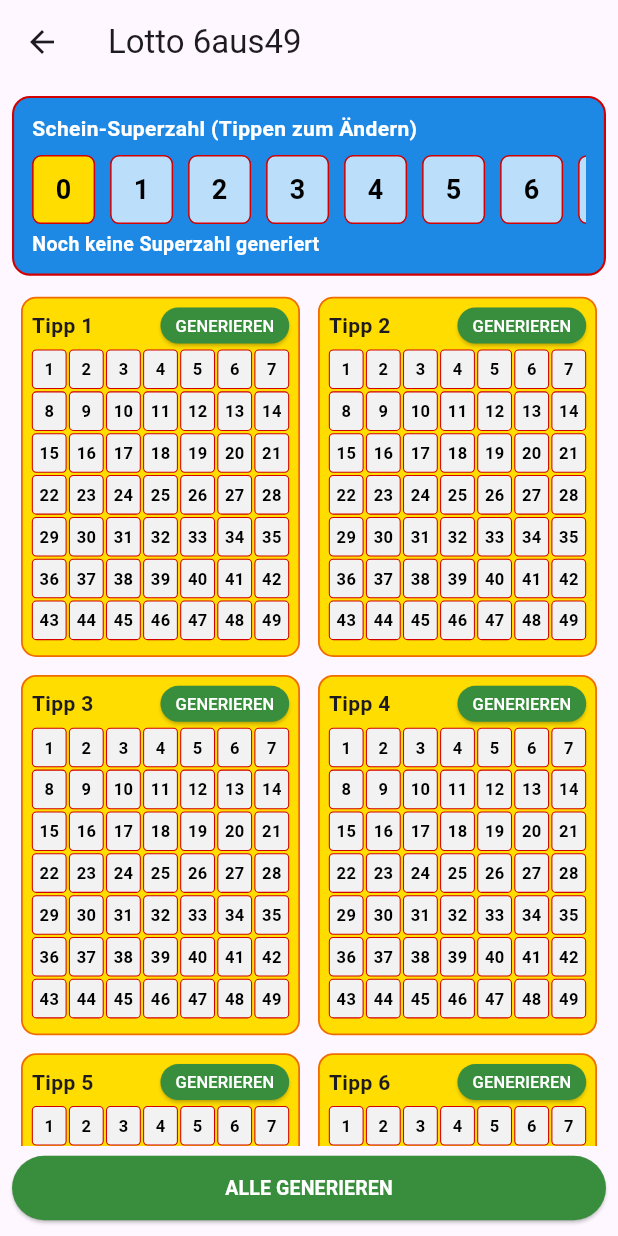
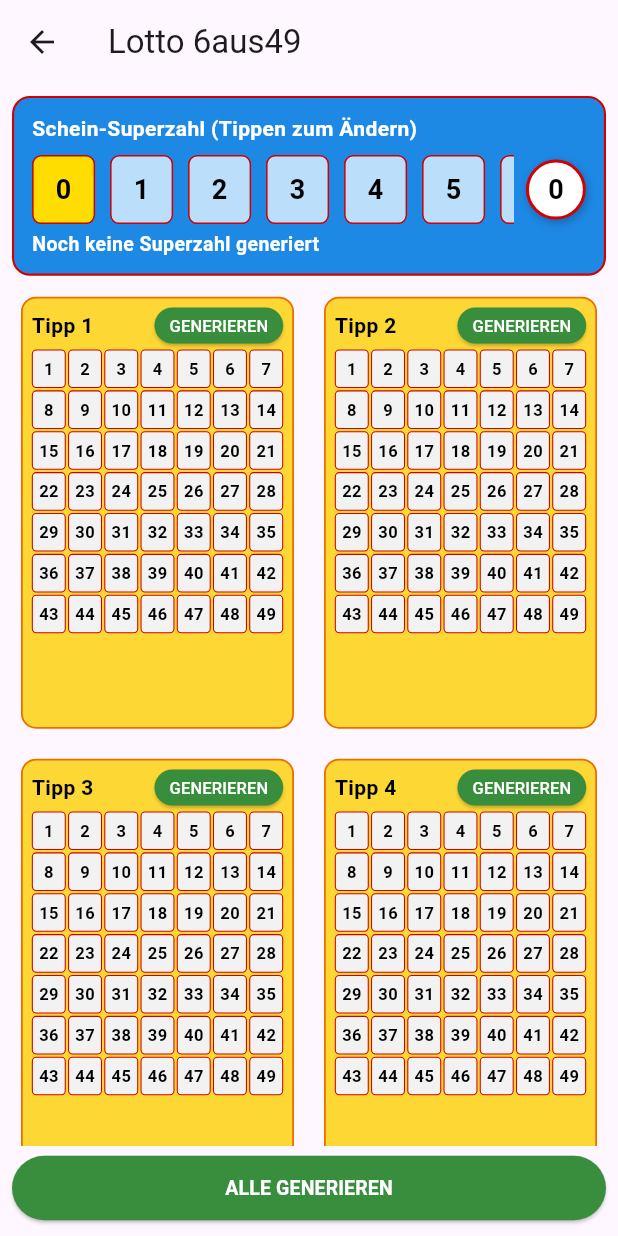
Before and after one commit to funatiker1968-hub/Lottogenerator_v4, a Flutter app: the Lotto6aus49Screen screen opened by its route, on a phone screen of 412 x 824 dp. Run offline on Flutter 3.47's test engine with Material 3 defaults, Android fonts, the phone set to English and light mode, and no system bars.

Commit message:
Lotto 6aus49: Superzahl-Kugel + Blink-Leiste + Farb-Fixes

```diff
--- a/lib/screens/lotto_6aus49_screen.dart
+++ b/lib/screens/lotto_6aus49_screen.dart
@@ -2,18 +2,23 @@ import 'dart:async';
 import 'dart:math';
 import 'package:flutter/material.dart';
 
-/// Lotto 6aus49 – Favoriten + generierte Zahlen
-/// - 12 Tippfelder, 7x7-Grid (1–49)
-/// - Favoriten: schwarzes X
-/// - Generierte: rotes X auf hellblauem Feld
-/// - Zahlenzeile unter jedem Tipp (Favoriten schwarz, generierte rot)
-/// - Toggle-Button pro Tipp (GENERIEREN / LÖSCHEN / LÄUFT...)
-/// - Master-Button unten (ALLE GENERIEREN / ALLES LÖSCHEN / GENERIERE ALLES...)
+/// Lotto 6aus49 – Version mit:
+/// - Favoriten (manuell)
+/// - Generierten Zahlen (hellblau hinterlegt)
+/// - X-Darstellung:
+///     Favorit  = schwarzes X auf gelb
+///     Generiert = rotes X auf hellblau
+/// - Zahlentext unter jedem Tipp (Favorit schwarz, generiert rot)
+/// - Toggle-Button pro Tipp oben rechts (GENERIEREN / LÖSCHEN / LÄUFT...)
+/// - Master-Button unten (ALLE GENERIEREN / ALLES LÖSCHEN / GENERIIERE ALLES...)
+/// - Superzahl mit drehender Kugel + synchroner Leiste + Blink-Effekt
 
 const Color _lottoYellow = Color(0xFFFFDD00);
 const Color _lottoRed = Color(0xFFD20000);
 const Color _lottoGrey = Color(0xFFF2F2F2);
-const Color _lottoBlueLight = Color(0xFFBBDEFB); // hellblau für generierte Felder
+
+/// Hintergrundfarbe für generierte Zahlen
+const Color _generatedBlue = Color(0xFFBEE6FF);
 
 class Lotto6aus49Screen extends StatefulWidget {
   const Lotto6aus49Screen({super.key});
@@ -37,7 +42,7 @@ class _Lotto6aus49ScreenState extends State<Lotto6aus49Screen> {
   final List<List<bool>> _generated =
       List.generate(tipCount, (_) => List.filled(maxNumber, false));
 
-  /// Aktuelle Highlight-Zahl pro Tipp (Lauflicht)
+  /// Aktuelle Highlight-Zahl im Tipp (Lauflicht)
   final List<int?> _currentHighlight =
       List<int?>.filled(tipCount, null);
 
@@ -54,6 +59,13 @@ class _Lotto6aus49ScreenState extends State<Lotto6aus49Screen> {
   bool _superzahlGenerated = false;
   bool _isSuperzahlAnimating = false;
 
+  /// Superzahl-Kugel Rotation (Anzahl Umdrehungen)
+  double _superBallTurns = 0.0;
+
+  /// Blink-Status für finale Superzahl in der Leiste
+  bool _isSuperzahlBlinking = false;
+  bool _superzahlBlinkOn = false;
+
   /// Wird gerade „Alle generieren“ ausgeführt?
   bool _isGeneratingAll = false;
 
@@ -66,7 +78,7 @@ class _Lotto6aus49ScreenState extends State<Lotto6aus49Screen> {
   }
 
   // ----------------------------------------------------------
-  // Superzahl
+  // Superzahl – Animation mit drehender Kugel
   // ----------------------------------------------------------
 
   Future<void> _runSuperzahlAnimation() async {
@@ -75,6 +87,9 @@ class _Lotto6aus49ScreenState extends State<Lotto6aus49Screen> {
     setState(() {
       _isSuperzahlAnimating = true;
       _superzahlGenerated = false;
+      _isSuperzahlBlinking = false;
+      _superzahlBlinkOn = false;
+      _superBallTurns = 0.0;
     });
 
     final int finalNumber = _random.nextInt(10);
@@ -83,22 +98,24 @@ class _Lotto6aus49ScreenState extends State<Lotto6aus49Screen> {
     const int fastDelay = 70;
     const int slowDelay = 140;
 
-    // 2 schnelle Runden 0–9
+    // Schnelle Runden (0–9) – Kugel dreht mit
     for (int cycle = 0; cycle < cycles; cycle++) {
       for (int i = 0; i < 10; i++) {
         if (!mounted) return;
         setState(() {
           _scheinSuperzahl = i;
+          _superBallTurns += 0.25; // 1/4 Umdrehung pro Schritt
         });
         await Future.delayed(const Duration(milliseconds: fastDelay));
       }
     }
 
-    // Langsam bis zur finalen Zahl
+    // Langsamer bis zur Finalzahl
     for (int i = 0; i <= finalNumber; i++) {
       if (!mounted) return;
       setState(() {
         _scheinSuperzahl = i;
+        _superBallTurns += 0.20;
       });
       await Future.delayed(const Duration(milliseconds: slowDelay));
     }
@@ -108,6 +125,24 @@ class _Lotto6aus49ScreenState extends State<Lotto6aus49Screen> {
       _scheinSuperzahl = finalNumber;
       _superzahlGenerated = true;
       _isSuperzahlAnimating = false;
+      // Blinkphase starten
+      _isSuperzahlBlinking = true;
+      _superzahlBlinkOn = false;
+    });
+
+    // Finale Zahl in der Leiste 5x blinken (10 Toggles)
+    for (int i = 0; i < 10; i++) {
+      if (!mounted) return;
+      setState(() {
+        _superzahlBlinkOn = !_superzahlBlinkOn;
+      });
+      await Future.delayed(const Duration(milliseconds: 180));
+    }
+
+    if (!mounted) return;
+    setState(() {
+      _isSuperzahlBlinking = false;
+      _superzahlBlinkOn = false;
     });
   }
 
@@ -116,7 +151,8 @@ class _Lotto6aus49ScreenState extends State<Lotto6aus49Screen> {
 
     showDialog<void>(
       context: context,
-      builder: (_) => AlertDialog(
+      builder: (context) {
+        return AlertDialog(
           title: const Text('Superzahl wählen'),
           content: SizedBox(
             height: 180,
@@ -137,7 +173,7 @@ class _Lotto6aus49ScreenState extends State<Lotto6aus49Screen> {
                       _scheinSuperzahl = index;
                       _superzahlGenerated = true;
                     });
-                  Navigator.pop(context);
+                    Navigator.of(context).pop();
                   },
                   child: Container(
                     decoration: BoxDecoration(
@@ -147,7 +183,7 @@ class _Lotto6aus49ScreenState extends State<Lotto6aus49Screen> {
                     ),
                     child: Center(
                       child: Text(
-                      '$index',
+                        index.toString(),
                         style: const TextStyle(
                           fontSize: 20,
                           fontWeight: FontWeight.bold,
@@ -162,10 +198,44 @@ class _Lotto6aus49ScreenState extends State<Lotto6aus49Screen> {
           ),
           actions: [
             TextButton(
-            onPressed: () => Navigator.pop(context),
+              onPressed: () => Navigator.of(context).pop(),
               child: const Text('Schließen'),
             ),
           ],
+        );
+      },
+    );
+  }
+
+  Widget _buildSuperzahlBall() {
+    return AnimatedRotation(
+      turns: _superBallTurns,
+      duration: const Duration(milliseconds: 80),
+      child: Container(
+        width: 40,
+        height: 40,
+        decoration: BoxDecoration(
+          shape: BoxShape.circle,
+          color: Colors.white,
+          border: Border.all(color: _lottoRed, width: 2),
+          boxShadow: const [
+            BoxShadow(
+              color: Colors.black26,
+              blurRadius: 4,
+              offset: Offset(1, 2),
+            ),
+          ],
+        ),
+        child: Center(
+          child: Text(
+            '$_scheinSuperzahl',
+            style: const TextStyle(
+              fontSize: 18,
+              fontWeight: FontWeight.bold,
+              color: Colors.black,
+            ),
+          ),
+        ),
       ),
     );
   }
@@ -191,7 +261,12 @@ class _Lotto6aus49ScreenState extends State<Lotto6aus49Screen> {
               ),
             ),
             const SizedBox(height: 8),
-            SizedBox(
+
+            // Leiste + Kugel nebeneinander
+            Row(
+              children: [
+                Expanded(
+                  child: SizedBox(
                     height: 46,
                     child: GridView.builder(
                       scrollDirection: Axis.horizontal,
@@ -203,15 +278,26 @@ class _Lotto6aus49ScreenState extends State<Lotto6aus49Screen> {
                       itemCount: 10,
                       itemBuilder: (context, index) {
                         final bool isSelected = index == _scheinSuperzahl;
-                  final bool isHighlight = _isSuperzahlAnimating &&
-                      index == _scheinSuperzahl;
+                        final bool isBlinkDigit = _isSuperzahlBlinking &&
+                            _superzahlBlinkOn &&
+                            isSelected;
+
+                        Color bg = isSelected ? _lottoYellow : Colors.blue[100]!;
+                        Color textColor = Colors.black;
+
+                        if (isBlinkDigit) {
+                          bg = _lottoRed;
+                          textColor = Colors.white;
+                        }
+
                         return Container(
                           width: 36,
                           margin: const EdgeInsets.only(right: 4),
                           decoration: BoxDecoration(
-                      color: isSelected ? _lottoYellow : Colors.blue[100],
+                            color: bg,
                             borderRadius: BorderRadius.circular(6),
-                      border: Border.all(color: _lottoRed, width: 1.0),
+                            border:
+                                Border.all(color: _lottoRed, width: 1.0),
                           ),
                           child: Center(
                             child: Text(
@@ -219,7 +305,7 @@ class _Lotto6aus49ScreenState extends State<Lotto6aus49Screen> {
                               style: TextStyle(
                                 fontSize: 18,
                                 fontWeight: FontWeight.bold,
-                          color: isHighlight ? _lottoRed : Colors.black,
+                                color: textColor,
                               ),
                             ),
                           ),
@@ -227,6 +313,12 @@ class _Lotto6aus49ScreenState extends State<Lotto6aus49Screen> {
                       },
                     ),
                   ),
+                ),
+                const SizedBox(width: 8),
+                _buildSuperzahlBall(),
+              ],
+            ),
+
             const SizedBox(height: 4),
             Text(
               _superzahlGenerated
@@ -272,7 +364,7 @@ class _Lotto6aus49ScreenState extends State<Lotto6aus49Screen> {
   }
 
   // ----------------------------------------------------------
-  // Löschen
+  // Tipp löschen
   // ----------------------------------------------------------
 
   void _clearTip(int tip) {
@@ -323,7 +415,6 @@ class _Lotto6aus49ScreenState extends State<Lotto6aus49Screen> {
     pool.shuffle(_random);
     final List<int> newGen = pool.take(need).toList();
 
-    // generierte zurücksetzen, Favoriten bleiben
     setState(() {
       for (int i = 0; i < maxNumber; i++) {
         _generated[tip][i] = false;
@@ -422,7 +513,7 @@ class _Lotto6aus49ScreenState extends State<Lotto6aus49Screen> {
       final bool isGen = _generated[tip][index];
 
       if (!isFav && !isGen) {
-        // Neue Zahl als Favorit setzen (max 6 insgesamt)
+        // neue Favoritenzahl, aber max. 6 insgesamt
         int count = 0;
         for (int i = 0; i < maxNumber; i++) {
           if (_favorites[tip][i] || _generated[tip][i]) {
@@ -443,7 +534,7 @@ class _Lotto6aus49ScreenState extends State<Lotto6aus49Screen> {
   }
 
   // ----------------------------------------------------------
-  // Tippfeld-UI
+  // Tippfeld UI
   // ----------------------------------------------------------
 
   Widget _buildTipCard(int tip) {
@@ -452,7 +543,7 @@ class _Lotto6aus49ScreenState extends State<Lotto6aus49Screen> {
 
     final bool hasGen = _tipHasGenerated(tip);
 
-    // Finale Zahlen für Anzeige unten
+    // finale Zahlenliste für Anzeige unten
     final List<int> finalNums = [];
     for (int i = 0; i < maxNumber; i++) {
       if (_favorites[tip][i] || _generated[tip][i]) {
@@ -465,14 +556,14 @@ class _Lotto6aus49ScreenState extends State<Lotto6aus49Screen> {
       margin: const EdgeInsets.all(6),
       padding: const EdgeInsets.all(6),
       decoration: BoxDecoration(
-        color: _lottoYellow,
+        color: Colors.yellow[600],
         borderRadius: BorderRadius.circular(10),
         border: Border.all(color: Colors.orange[800]!, width: 1.2),
       ),
       child: Column(
         crossAxisAlignment: CrossAxisAlignment.start,
         children: [
-          // Kopfzeile
+          // Kopfzeile mit Tipp-Label + Toggle-Button
           Row(
             children: [
               Text(
@@ -480,6 +571,7 @@ class _Lotto6aus49ScreenState extends State<Lotto6aus49Screen> {
                 style: const TextStyle(
                   fontWeight: FontWeight.bold,
                   fontSize: 14,
+                  color: Colors.black,
                 ),
               ),
               const Spacer(),
@@ -519,7 +611,7 @@ class _Lotto6aus49ScreenState extends State<Lotto6aus49Screen> {
 
           const SizedBox(height: 4),
 
-          // 7x7-Grid 1–49
+          // Zahlengitter 1–49
           GridView.builder(
             shrinkWrap: true,
             physics: const NeverScrollableScrollPhysics(),
@@ -542,7 +634,7 @@ class _Lotto6aus49ScreenState extends State<Lotto6aus49Screen> {
               Widget inner;
 
               if (isHi && !isFinal) {
-                // Laufkreuz
+                // laufendes Kreuz auf noch nicht finalen Feldern
                 bg = _lottoYellow;
                 inner = const Text(
                   '✗',
@@ -553,12 +645,8 @@ class _Lotto6aus49ScreenState extends State<Lotto6aus49Screen> {
                   ),
                 );
               } else if (isFinal) {
-                // Finale Zahlen
-                if (isGen && !isFav) {
-                  bg = _lottoBlueLight; // generiert: hellblau
-                } else {
-                  bg = _lottoGrey; // Favorit: grau (X schwarz)
-                }
+                // finale Zahlen
+                bg = isFav ? _lottoYellow : _generatedBlue;
                 inner = Text(
                   '✗',
                   style: TextStyle(
@@ -568,7 +656,7 @@ class _Lotto6aus49ScreenState extends State<Lotto6aus49Screen> {
                   ),
                 );
               } else {
-                // Normal
+                // normale Zahl
                 bg = _lottoGrey;
                 inner = Text(
                   number.toString(),
@@ -596,10 +684,10 @@ class _Lotto6aus49ScreenState extends State<Lotto6aus49Screen> {
 
           const SizedBox(height: 4),
 
-          // Zahlenzeile unten (nur wenn nicht animiert)
+          // Finale Zahlenliste unten (nur wenn nicht animiert)
           if (!isAnimating && finalNums.isNotEmpty)
             Padding(
-              padding: const EdgeInsets.only(bottom: 2),
+              padding: const EdgeInsets.only(bottom: 4),
               child: Wrap(
                 spacing: 4,
                 runSpacing: 2,
@@ -680,53 +768,6 @@ class _Lotto6aus49ScreenState extends State<Lotto6aus49Screen> {
   }
 
   // ----------------------------------------------------------
-  // Tipp-Matrix (2x6 / 3x4) mit automatischer Höhe
-  // ----------------------------------------------------------
-
-  Widget _buildTipsMatrix(bool isPortrait) {
-    // Indizes 0–11 in Reihen aufteilen
-    final List<Widget> rows = [];
-
-    if (isPortrait) {
-      // 6 Reihen à 2 Tipps
-      for (int row = 0; row < 6; row++) {
-        final int left = row * 2;
-        final int right = left + 1;
-        rows.add(
-          Row(
-            crossAxisAlignment: CrossAxisAlignment.start,
-            children: [
-              Expanded(child: _buildTipCard(left)),
-              if (right < tipCount) Expanded(child: _buildTipCard(right)),
-            ],
-          ),
-        );
-      }
-    } else {
-      // 4 Reihen à 3 Tipps
-      for (int row = 0; row < 4; row++) {
-        final int a = row * 3;
-        final int b = a + 1;
-        final int c = a + 2;
-        rows.add(
-          Row(
-            crossAxisAlignment: CrossAxisAlignment.start,
-            children: [
-              Expanded(child: _buildTipCard(a)),
-              if (b < tipCount) Expanded(child: _buildTipCard(b)),
-              if (c < tipCount) Expanded(child: _buildTipCard(c)),
-            ],
-          ),
-        );
-      }
-    }
-
-    return Column(
-      children: rows,
-    );
-  }
-
-  // ----------------------------------------------------------
   // Build
   // ----------------------------------------------------------
 
@@ -746,8 +787,16 @@ class _Lotto6aus49ScreenState extends State<Lotto6aus49Screen> {
             _buildSuperzahlBar(),
             const SizedBox(height: 8),
             Expanded(
-              child: SingleChildScrollView(
-                child: _buildTipsMatrix(isPortrait),
+              child: GridView.builder(
+                itemCount: tipCount,
+                gridDelegate:
+                    SliverGridDelegateWithFixedCrossAxisCount(
+                  crossAxisCount: isPortrait ? 2 : 3,
+                  crossAxisSpacing: 8,
+                  mainAxisSpacing: 8,
+                  mainAxisExtent: isPortrait ? 300 : 260,
+                ),
+                itemBuilder: (context, index) => _buildTipCard(index),
               ),
             ),
             const SizedBox(height: 4),
```
Lines whose indentation alone changed are shown as unchanged.
